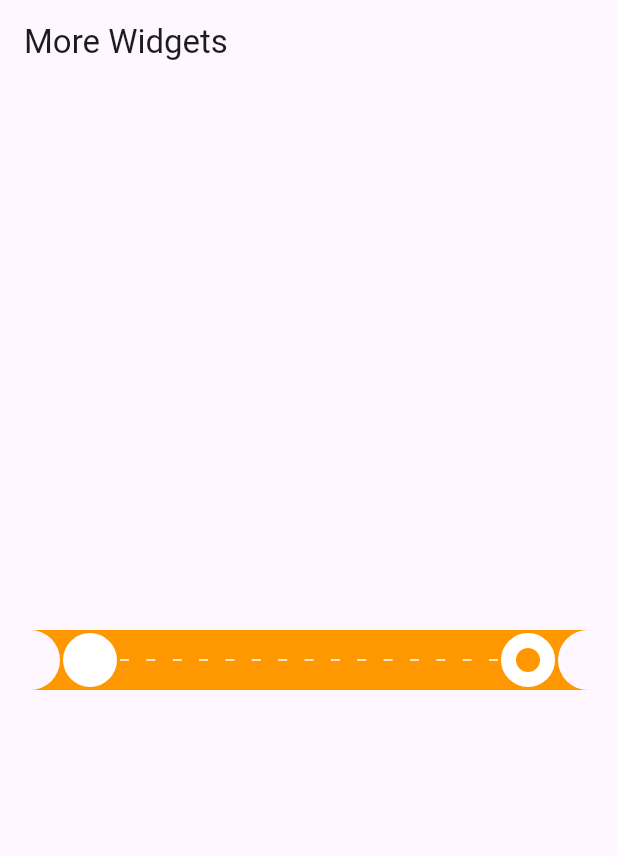
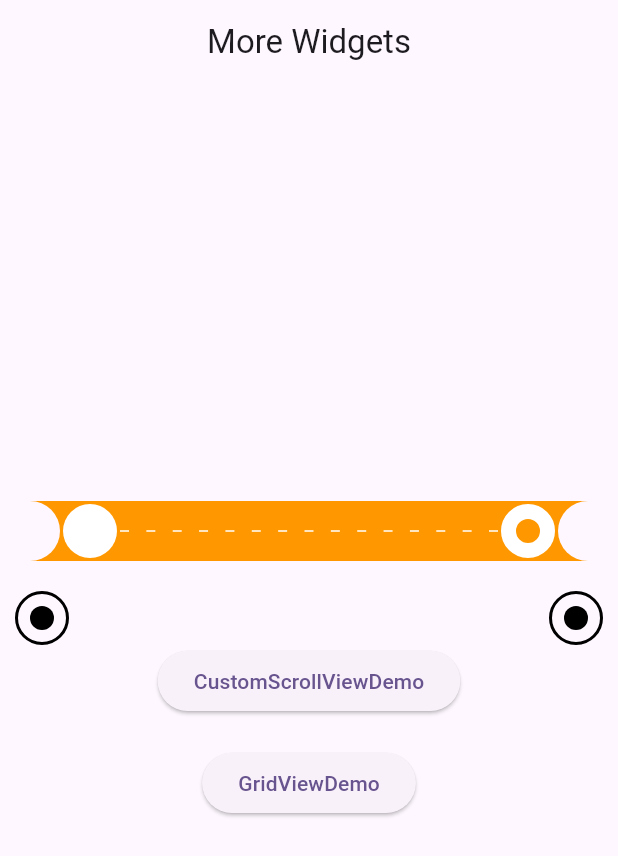
Before and after one commit to chhua531001/flutter_more_widget, a Flutter app: the screen it shows after launch, on a phone screen of 412 x 824 dp. Shown: the top 856 px of the screen. Run offline on Flutter 3.47's test engine with Material 3 defaults, Android fonts, the phone set to English and light mode, and no system bars.

Commit message:
20240710更新
1.增加routes的方法
2.增加Circle Dot的Widget
3.增加CustomScrollView
4.增加GridView

```diff
--- /dev/null
+++ b/lib/app_routes.dart
@@ -0,0 +1,5 @@
+class AppRoutes {
+  static const homePage = "/";
+  static const customScrollViewPage = "/custom_scroll_view_page";
+  static const gridViewPage = "/grid_view_page";
+}
--- a/lib/main.dart
+++ b/lib/main.dart
@@ -1,7 +1,11 @@
 import 'package:flutter/material.dart';
+import 'package:flutter_more_widget/app_routes.dart';
+import 'package:flutter_more_widget/custom_scroll_view_page.dart';
+import 'package:flutter_more_widget/grid_view_page.dart';
 import 'package:flutter_more_widget/widgets/app_layoutbuilder_widget.dart';
 import 'package:flutter_more_widget/widgets/big_circle.dart';
 import 'package:flutter_more_widget/widgets/big_dot.dart';
+import 'package:flutter_more_widget/widgets/circle_dot.dart';
 import 'package:flutter_more_widget/widgets/half_circle.dart';
 
 void main() {
@@ -36,7 +40,15 @@ class MyApp extends StatelessWidget {
         colorScheme: ColorScheme.fromSeed(seedColor: Colors.deepPurple),
         useMaterial3: true,
       ),
-      home: const MyHomePage(title: 'Flutter Demo Home Page'),
+      // home: const MyHomePage(title: 'Flutter Demo Home Page'),
+      // home: const CustomScrollViewPage(),
+      routes: {
+        AppRoutes.homePage: (context) =>
+            const MyHomePage(title: 'Flutter Demo Home Page'),
+        AppRoutes.customScrollViewPage: (context) =>
+            const CustomScrollViewPage(),
+        AppRoutes.gridViewPage: (context) => const GridViewPage(),
+      },
     );
   }
 }
@@ -60,11 +72,11 @@ class MyHomePage extends StatefulWidget {
 }
 
 class _MyHomePageState extends State<MyHomePage> {
-
   @override
   Widget build(BuildContext context) {
     return Scaffold(
       appBar: AppBar(
+        centerTitle: true,
         title: const Text("More Widgets"),
       ),
       body: content(),
@@ -94,7 +106,46 @@ class _MyHomePageState extends State<MyHomePage> {
               ],
             ),
           ),
-
+          const SizedBox(
+            height: 20,
+          ),
+          const Padding(
+            padding: EdgeInsets.symmetric(horizontal: 10),
+            child: Row(
+              mainAxisAlignment: MainAxisAlignment.spaceBetween,
+              children: [
+                CircleDot(),
+                CircleDot(),
+              ],
+            ),
+          ),
+          ElevatedButton(
+            onPressed: () {
+              //傳送參數到想顯示的頁面
+              Navigator.pushNamed(
+                context,
+                AppRoutes.customScrollViewPage,
+                arguments: {
+                  "index": 1,
+                },
+              );
+            },
+            child: const Text("CustomScrollViewDemo"),
+          ),
+          const SizedBox(height: 20,),
+          ElevatedButton(
+            onPressed: () {
+              //傳送參數到想顯示的頁面
+              Navigator.pushNamed(
+                context,
+                AppRoutes.gridViewPage,
+                arguments: {
+                  "index": 2,
+                },
+              );
+            },
+            child: const Text("GridViewDemo"),
+          ),
         ],
       ),
     );
--- /dev/null
+++ b/lib/widgets/circle_dot.dart
@@ -0,0 +1,20 @@
+import 'package:flutter/material.dart';
+
+class CircleDot extends StatelessWidget {
+  const CircleDot({super.key});
+
+  @override
+  Widget build(BuildContext context) {
+    return Container(
+      padding: const EdgeInsets.all(8),
+      decoration: BoxDecoration(
+        shape: BoxShape.circle,
+        border: Border.all(width: 2),
+      ),
+      child: const CircleAvatar(
+        maxRadius: 8,
+        backgroundColor: Colors.black,
+      ),
+    );
+  }
+}
```
Also changed, not shown: lib/custom_scroll_view_page.dart (added, +153 -0 lines), lib/grid_view_page.dart (added, +51 -0 lines).
